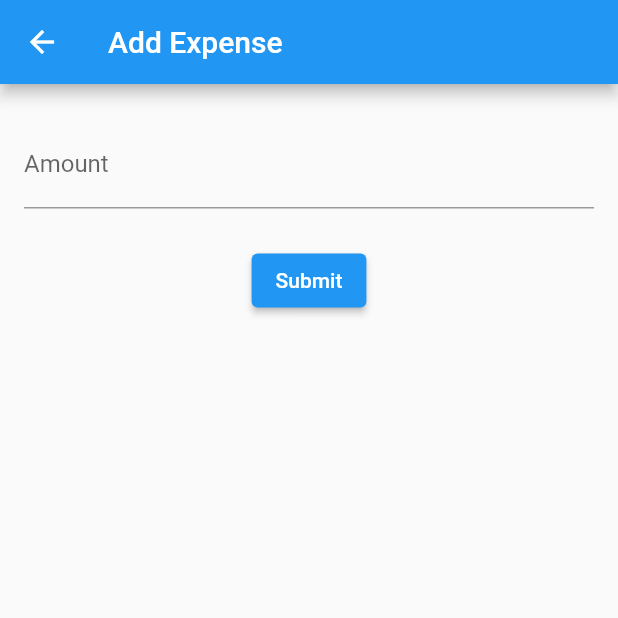
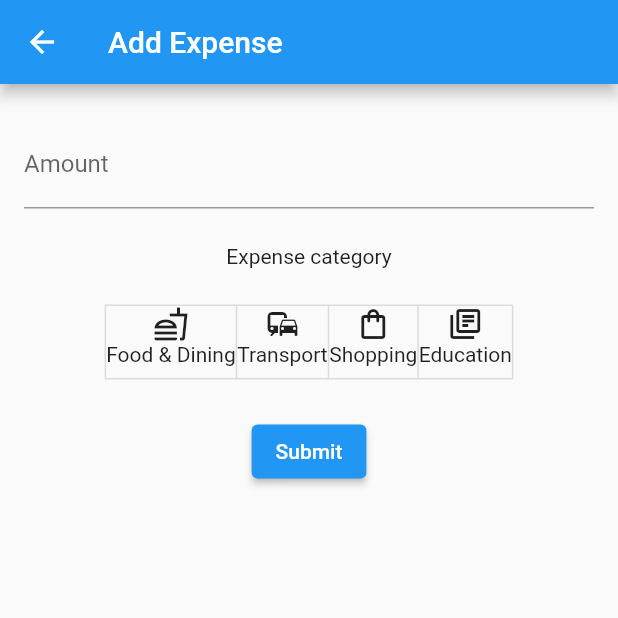
Before and after one commit to cshcsh3/nospend, a Flutter app: the screen it shows after launch, after a tap on the "add" icon, on a phone screen of 412 x 824 dp, the top half of it. Run offline on Flutter 3.47's test engine with Material 2 defaults, Android fonts, the phone set to English and light mode, and no system bars.

```diff
--- a/lib/expense.dart
+++ b/lib/expense.dart
@@ -42,6 +42,10 @@ class ExpenseFormState extends State<ExpenseForm> {
                       )
                   ),
                   sizedBoxSpace,
+                  Text('Expense category'),
+                  sizedBoxSpace,
+                  Categories(),
+                  sizedBoxSpace,
                   Center(
                       child: ElevatedButton(
                           onPressed: () {},
@@ -55,3 +59,76 @@ class ExpenseFormState extends State<ExpenseForm> {
     );
   }
 }
+
+class Categories extends StatefulWidget {
+  @override
+  State<StatefulWidget> createState() {
+    return CategoriesState();
+  }
+}
+
+class CategoriesState extends State<Categories> with RestorationMixin {
+  final isSelected = [
+    RestorableBool(false),
+    RestorableBool(false),
+    RestorableBool(false),
+    RestorableBool(false),
+  ];
+
+  @override
+  String get restorationId => 'categories';
+
+  @override
+  void restoreState(RestorationBucket oldBucket, bool initialRestore) {
+    registerForRestoration(isSelected[0], 'item0');
+    registerForRestoration(isSelected[1], 'item1');
+    registerForRestoration(isSelected[2], 'item2');
+    registerForRestoration(isSelected[3], 'item3');
+  }
+
+  @override
+  void dispose(){
+    for (final restorableBool in isSelected){
+      restorableBool.dispose();
+    }
+    super.dispose();
+  }
+
+  @override
+  Widget build(BuildContext context) {
+    return ToggleButtons(
+      onPressed: (index) {
+        setState(() {
+          isSelected[index].value = !isSelected[index].value;
+        });
+      },
+      isSelected: isSelected.map((element) => element.value).toList(),
+      children: [
+        Column(
+            children: [
+              Icon(Icons.fastfood_outlined),
+              Text('Food & Dining')
+            ]
+        ),
+        Column(
+          children: [
+            Icon(Icons.commute_outlined),
+            Text('Transport')
+          ]
+        ),
+        Column(
+          children: [
+            Icon(Icons.shopping_bag_outlined),
+            Text('Shopping')
+          ]
+        ),
+        Column(
+            children: [
+              Icon(Icons.library_books_outlined),
+              Text('Education')
+            ]
+        )
+      ]
+    );
+  }
+}
```
